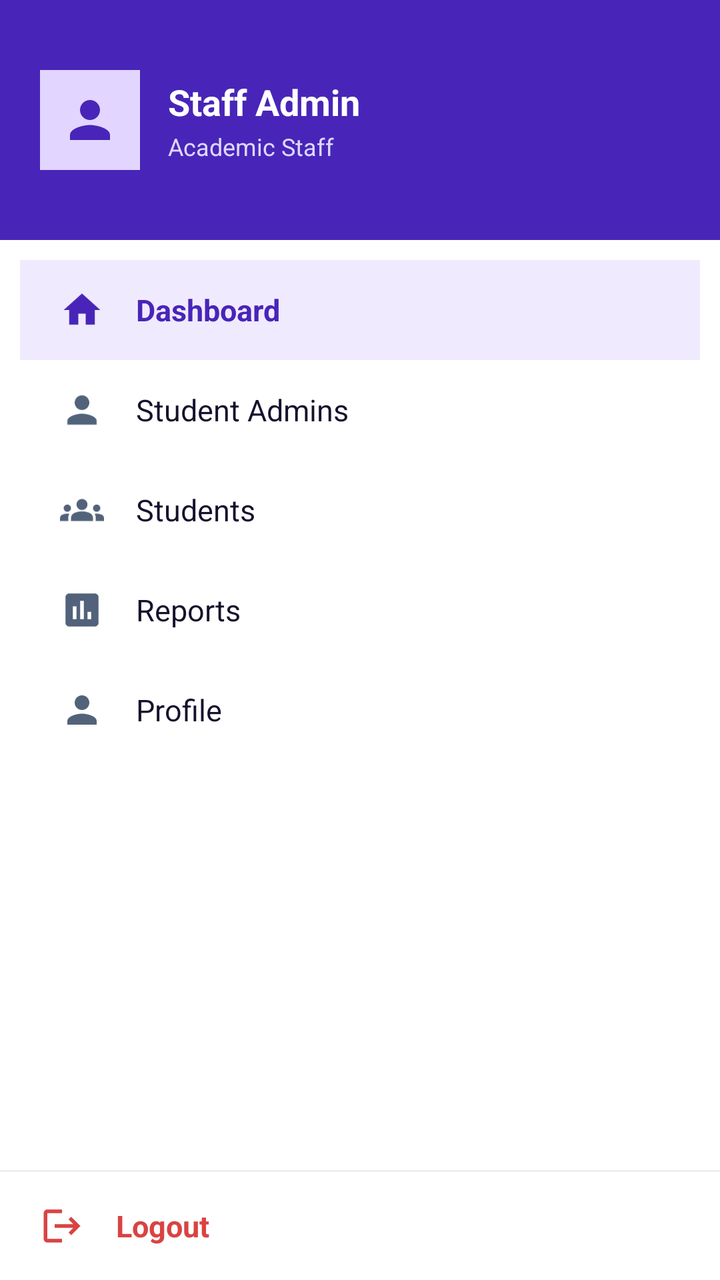
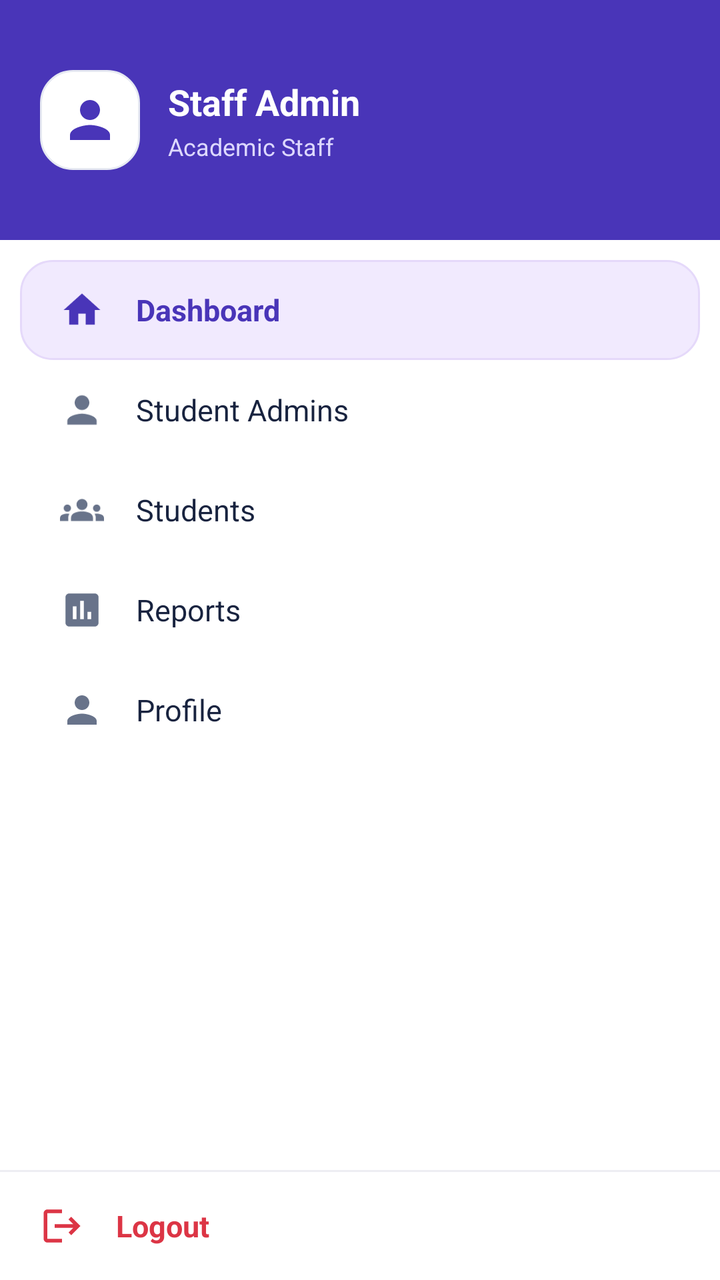

The first picture is an Android layout as it rendered before a commit; the second is the same layout after the commit. The layout source and the unified diff follow.
<!-- AndroidManifest.xml: application theme Theme.TrackPoint -->
<!-- res/layout/layout_staff_sidebar.xml -->
<?xml version="1.0" encoding="utf-8"?>

<LinearLayout xmlns:android="http://schemas.android.com/apk/res/android"
    xmlns:app="http://schemas.android.com/apk/res-auto"
    android:layout_width="280dp"
    android:layout_height="match_parent"
    android:orientation="vertical"
    android:fitsSystemWindows="true"
    android:background="#FFFFFF">

    
    <LinearLayout
        android:layout_width="match_parent"
        android:layout_height="120dp"
        android:orientation="horizontal"
        android:gravity="center_vertical"
        android:padding="20dp"
        android:background="#4825B8">

        <ImageView
            android:layout_width="50dp"
            android:layout_height="50dp"
            android:padding="10dp"
            android:src="@drawable/profile_symbol"
            app:tint="#4825B8"
            android:background="#E2D5FF"
            android:contentDescription="Staff Admin Avatar" />

        <LinearLayout
            android:layout_width="0dp"
            android:layout_height="wrap_content"
            android:layout_weight="1"
            android:orientation="vertical"
            android:paddingStart="14dp">

            <TextView
                android:layout_width="wrap_content"
                android:layout_height="wrap_content"
                android:text="Staff Admin"
                android:textColor="#FFFFFF"
                android:textSize="18sp"
                android:textStyle="bold" />

            <TextView
                android:layout_width="wrap_content"
                android:layout_height="wrap_content"
                android:layout_marginTop="2dp"
                android:text="Academic Staff"
                android:textColor="#DDD8FF"
                android:textSize="12sp" />
        </LinearLayout>

    </LinearLayout>

    
    <ScrollView
        android:layout_width="match_parent"
        android:layout_height="0dp"
        android:layout_weight="1"
        android:fillViewport="true">

        <LinearLayout
            android:layout_width="match_parent"
            android:layout_height="wrap_content"
            android:orientation="vertical"
            android:paddingTop="10dp"
            android:paddingBottom="10dp">

            
            <LinearLayout
                android:id="@+id/menuStaffDashboard"
                android:layout_width="match_parent"
                android:layout_height="50dp"
                android:gravity="center_vertical"
                android:orientation="horizontal"
                android:paddingStart="20dp"
                android:paddingEnd="20dp"
                android:layout_marginHorizontal="10dp"
                android:background="#F0EAFE"
                android:clickable="true"
                android:focusable="true">

                <ImageView
                    android:layout_width="22dp"
                    android:layout_height="22dp"
                    android:src="@drawable/ic_staff_home"
                    app:tint="#4825B8"
                    android:contentDescription="Dashboard Icon" />

                <TextView
                    android:layout_width="wrap_content"
                    android:layout_height="wrap_content"
                    android:layout_marginStart="16dp"
                    android:text="Dashboard"
                    android:textColor="#4825B8"
                    android:textSize="15sp"
                    android:textStyle="bold" />
            </LinearLayout>

            
            <LinearLayout
                android:id="@+id/menuStaffAdmins"
                android:layout_width="match_parent"
                android:layout_height="50dp"
                android:gravity="center_vertical"
                android:orientation="horizontal"
                android:paddingStart="20dp"
                android:paddingEnd="20dp"
                android:layout_marginHorizontal="10dp"
                android:clickable="true"
                android:focusable="true"
                android:background="?android:attr/selectableItemBackground">

                <ImageView
                    android:layout_width="22dp"
                    android:layout_height="22dp"
                    android:src="@drawable/ic_staff_admins"
                    app:tint="#52627A"
                    android:contentDescription="Student Admins Icon" />

                <TextView
                    android:layout_width="wrap_content"
                    android:layout_height="wrap_content"
                    android:layout_marginStart="16dp"
                    android:text="Student Admins"
                    android:textColor="#17112D"
                    android:textSize="15sp" />
            </LinearLayout>

            
            <LinearLayout
                android:id="@+id/menuStaffStudents"
                android:layout_width="match_parent"
                android:layout_height="50dp"
                android:gravity="center_vertical"
                android:orientation="horizontal"
                android:paddingStart="20dp"
                android:paddingEnd="20dp"
                android:layout_marginHorizontal="10dp"
                android:clickable="true"
                android:focusable="true"
                android:background="?android:attr/selectableItemBackground">

                <ImageView
                    android:layout_width="22dp"
                    android:layout_height="22dp"
                    android:src="@drawable/ic_staff_students"
                    app:tint="#52627A"
                    android:contentDescription="Students Icon" />

                <TextView
                    android:layout_width="wrap_content"
                    android:layout_height="wrap_content"
                    android:layout_marginStart="16dp"
                    android:text="Students"
                    android:textColor="#17112D"
                    android:textSize="15sp" />
            </LinearLayout>

            
            <LinearLayout
                android:id="@+id/menuStaffReports"
                android:layout_width="match_parent"
                android:layout_height="50dp"
                android:gravity="center_vertical"
                android:orientation="horizontal"
                android:paddingStart="20dp"
                android:paddingEnd="20dp"
                android:layout_marginHorizontal="10dp"
                android:clickable="true"
                android:focusable="true"
                android:background="?android:attr/selectableItemBackground">

                <ImageView
                    android:layout_width="22dp"
                    android:layout_height="22dp"
                    android:src="@drawable/ic_staff_reports"
                    app:tint="#52627A"
                    android:contentDescription="Reports Icon" />

                <TextView
                    android:layout_width="wrap_content"
                    android:layout_height="wrap_content"
                    android:layout_marginStart="16dp"
                    android:text="Reports"
                    android:textColor="#17112D"
                    android:textSize="15sp" />
            </LinearLayout>



            
            <LinearLayout
                android:id="@+id/menuStaffProfile"
                android:layout_width="match_parent"
                android:layout_height="50dp"
                android:gravity="center_vertical"
                android:orientation="horizontal"
                android:paddingStart="20dp"
                android:paddingEnd="20dp"
                android:layout_marginHorizontal="10dp"
                android:clickable="true"
                android:focusable="true"
                android:background="?android:attr/selectableItemBackground">

                <ImageView
                    android:layout_width="22dp"
                    android:layout_height="22dp"
                    android:src="@drawable/profile_symbol"
                    app:tint="#52627A"
                    android:contentDescription="Profile Icon" />

                <TextView
                    android:layout_width="wrap_content"
                    android:layout_height="wrap_content"
                    android:layout_marginStart="16dp"
                    android:text="Profile"
                    android:textColor="#17112D"
                    android:textSize="15sp" />
            </LinearLayout>

        </LinearLayout>
    </ScrollView>

    
    <View
        android:layout_width="match_parent"
        android:layout_height="1dp"
        android:background="#EEEEF3" />

    <LinearLayout
        android:id="@+id/menuStaffLogout"
        android:layout_width="match_parent"
        android:layout_height="54dp"
        android:gravity="center_vertical"
        android:orientation="horizontal"
        android:paddingStart="20dp"
        android:paddingEnd="20dp"
        android:clickable="true"
        android:focusable="true"
        android:background="?android:attr/selectableItemBackground">

        <ImageView
            android:layout_width="22dp"
            android:layout_height="22dp"
            android:src="@drawable/logout_symbol"
            app:tint="#D94343"
            android:contentDescription="Logout Icon" />

        <TextView
            android:layout_width="wrap_content"
            android:layout_height="wrap_content"
            android:layout_marginStart="16dp"
            android:text="Logout"
            android:textColor="#D94343"
            android:textSize="15sp"
            android:textStyle="bold" />
    </LinearLayout>

</LinearLayout>
<!-- resources referenced by this layout -->
<resources>
  <!-- drawable ic_staff_admins (drawable) -->
  <vector xmlns:android="http://schemas.android.com/apk/res/android" android:height="24dp" android:tint="#000000" android:viewportHeight="24" android:viewportWidth="24" android:width="24dp">
        
      <path android:fillColor="@android:color/white" android:pathData="M12,12c2.21,0 4,-1.79 4,-4s-1.79,-4 -4,-4 -4,1.79 -4,4 1.79,4 4,4zM12,14c-2.67,0 -8,1.34 -8,4v2h16v-2c0,-2.66 -5.33,-4 -8,-4z"/>
      
  </vector>
  <!-- drawable ic_staff_home (drawable) -->
  <vector xmlns:android="http://schemas.android.com/apk/res/android" android:height="24dp" android:tint="#000000" android:viewportHeight="24" android:viewportWidth="24" android:width="24dp">
        
      <path android:fillColor="@android:color/white" android:pathData="M10,20v-6h4v6h5v-8h3L12,3 2,12h3v8z"/>
      
  </vector>
  <!-- drawable ic_staff_reports (drawable) -->
  <vector xmlns:android="http://schemas.android.com/apk/res/android" android:height="24dp" android:tint="#000000" android:viewportHeight="24" android:viewportWidth="24" android:width="24dp">
        
      <path android:fillColor="@android:color/white" android:pathData="M19,3L5,3c-1.1,0 -2,0.9 -2,2v14c0,1.1 0.9,2 2,2h14c1.1,0 2,-0.9 2,-2L21,5c0,-1.1 -0.9,-2 -2,-2zM9,17L7,17v-7h2v7zM13,17h-2L11,7h2v10zM17,17h-2v-4h2v4z"/>
      
  </vector>
  <!-- drawable ic_staff_students (drawable) -->
  <vector xmlns:android="http://schemas.android.com/apk/res/android" android:height="24dp" android:tint="#000000" android:viewportHeight="24" android:viewportWidth="24" android:width="24dp">
        
      <path android:fillColor="@android:color/white" android:pathData="M12,12.75c1.63,0 3.07,0.39 4.24,0.9c1.08,0.48 1.76,1.56 1.76,2.73L18,18H6l0,-1.61c0,-1.18 0.68,-2.26 1.76,-2.73C8.93,13.14 10.37,12.75 12,12.75zM4,13c1.1,0 2,-0.9 2,-2c0,-1.1 -0.9,-2 -2,-2s-2,0.9 -2,2C2,12.1 2.9,13 4,13zM5.13,14.1C4.76,14.04 4.39,14 4,14c-0.99,0 -1.93,0.21 -2.78,0.58C0.48,14.9 0,15.62 0,16.43V18l4.5,0v-1.61C4.5,15.56 4.73,14.78 5.13,14.1zM20,13c1.1,0 2,-0.9 2,-2c0,-1.1 -0.9,-2 -2,-2s-2,0.9 -2,2C18,12.1 18.9,13 20,13zM24,16.43c0,-0.81 -0.48,-1.53 -1.22,-1.85C21.93,14.21 20.99,14 20,14c-0.39,0 -0.76,0.04 -1.13,0.1c0.4,0.68 0.63,1.46 0.63,2.29V18l4.5,0V16.43zM12,6c1.66,0 3,1.34 3,3c0,1.66 -1.34,3 -3,3s-3,-1.34 -3,-3C9,7.34 10.34,6 12,6z"/>
      
  </vector>
  <!-- drawable logout_symbol (drawable) -->
  <vector xmlns:android="http://schemas.android.com/apk/res/android"
      android:width="24dp"
      android:height="24dp"
      android:viewportWidth="24"
      android:viewportHeight="24"
      android:tint="#000000">
      <path
          android:fillColor="@android:color/white"
          android:pathData="M17,7l-1.41,1.41L18.17,11H8v2h10.17l-2.58,2.58L17,17l5,-5zM4,5h8V3H4c-1.1,0 -2,0.9 -2,2v14c0,1.1 0.9,2 2,2h8v-2H4V5z"/>
  </vector>
  <!-- drawable profile_symbol (drawable) -->
  <vector xmlns:android="http://schemas.android.com/apk/res/android"
      android:width="24dp"
      android:height="24dp"
      android:viewportWidth="24"
      android:viewportHeight="24"
      android:tint="#000000">
      <path
          android:fillColor="@android:color/white"
          android:pathData="M12,12c2.21,0 4,-1.79 4,-4s-1.79,-4 -4,-4 -4,1.79 -4,4 1.79,4 4,4zM12,14c-2.67,0 -8,1.34 -8,4v2h16v-2c0,-2.66 -5.33,-4 -8,-4z"/>
  </vector>
  <style name="Theme.TrackPoint" parent="Base.Theme.TrackPoint" />
  <style name="Base.Theme.TrackPoint" parent="Theme.Material3.DayNight.NoActionBar">
          
          
      </style>
</resources>

<!-- the commit's change to res/layout/layout_staff_sidebar.xml (unified diff, before → after) -->
@@ -15,15 +15,15 @@
         android:orientation="horizontal"
         android:gravity="center_vertical"
         android:padding="20dp"
-        android:background="#4825B8">
+        android:background="#4935B8">
 
         <ImageView
             android:layout_width="50dp"
             android:layout_height="50dp"
             android:padding="10dp"
             android:src="@drawable/profile_symbol"
-            app:tint="#4825B8"
-            android:background="#E2D5FF"
+            app:tint="#4935B8"
+            android:background="@drawable/action_card"
             android:contentDescription="Staff Admin Avatar" />
 
         <LinearLayout
@@ -76,7 +76,7 @@
                 android:paddingStart="20dp"
                 android:paddingEnd="20dp"
                 android:layout_marginHorizontal="10dp"
-                android:background="#F0EAFE"
+                android:background="@drawable/card_purple"
                 android:clickable="true"
                 android:focusable="true">
 
@@ -84,7 +84,7 @@
                     android:layout_width="22dp"
                     android:layout_height="22dp"
                     android:src="@drawable/ic_staff_home"
-                    app:tint="#4825B8"
+                    app:tint="#4935B8"
                     android:contentDescription="Dashboard Icon" />
 
                 <TextView
@@ -92,7 +92,7 @@
                     android:layout_height="wrap_content"
                     android:layout_marginStart="16dp"
                     android:text="Dashboard"
-                    android:textColor="#4825B8"
+                    android:textColor="#4935B8"
                     android:textSize="15sp"
                     android:textStyle="bold" />
             </LinearLayout>
@@ -115,7 +115,7 @@
                     android:layout_width="22dp"
                     android:layout_height="22dp"
                     android:src="@drawable/ic_staff_admins"
-                    app:tint="#52627A"
+                    app:tint="#68738A"
                     android:contentDescription="Student Admins Icon" />
 
                 <TextView
@@ -123,7 +123,7 @@
                     android:layout_height="wrap_content"
                     android:layout_marginStart="16dp"
                     android:text="Student Admins"
-                    android:textColor="#17112D"
+                    android:textColor="#18233F"
                     android:textSize="15sp" />
             </LinearLayout>
 
@@ -145,7 +145,7 @@
                     android:layout_width="22dp"
                     android:layout_height="22dp"
                     android:src="@drawable/ic_staff_students"
-                    app:tint="#52627A"
+                    app:tint="#68738A"
                     android:contentDescription="Students Icon" />
 
                 <TextView
@@ -153,7 +153,7 @@
                     android:layout_height="wrap_content"
                     android:layout_marginStart="16dp"
                     android:text="Students"
-                    android:textColor="#17112D"
+                    android:textColor="#18233F"
                     android:textSize="15sp" />
             </LinearLayout>
 
@@ -175,7 +175,7 @@
                     android:layout_width="22dp"
                     android:layout_height="22dp"
                     android:src="@drawable/ic_staff_reports"
-                    app:tint="#52627A"
+                    app:tint="#68738A"
                     android:contentDescription="Reports Icon" />
 
                 <TextView
@@ -183,11 +183,9 @@
                     android:layout_height="wrap_content"
                     android:layout_marginStart="16dp"
                     android:text="Reports"
-                    android:textColor="#17112D"
-                    android:textSize="15sp" />
-            </LinearLayout>
-
-
+                    android:textColor="#18233F"
+                    android:textSize="15sp" />
+            </LinearLayout>
 
             
             <LinearLayout
@@ -207,7 +205,7 @@
                     android:layout_width="22dp"
                     android:layout_height="22dp"
                     android:src="@drawable/profile_symbol"
-                    app:tint="#52627A"
+                    app:tint="#68738A"
                     android:contentDescription="Profile Icon" />
 
                 <TextView
@@ -215,7 +213,7 @@
                     android:layout_height="wrap_content"
                     android:layout_marginStart="16dp"
                     android:text="Profile"
-                    android:textColor="#17112D"
+                    android:textColor="#18233F"
                     android:textSize="15sp" />
             </LinearLayout>
 
@@ -244,7 +242,7 @@
             android:layout_width="22dp"
             android:layout_height="22dp"
             android:src="@drawable/logout_symbol"
-            app:tint="#D94343"
+            app:tint="#DC3545"
             android:contentDescription="Logout Icon" />
 
         <TextView
@@ -252,7 +250,7 @@
             android:layout_height="wrap_content"
             android:layout_marginStart="16dp"
             android:text="Logout"
-            android:textColor="#D94343"
+            android:textColor="#DC3545"
             android:textSize="15sp"
             android:textStyle="bold" />
     </LinearLayout>
<!-- resource entries referenced after the edit -->
@@ -1,5 +1,17 @@
 <!-- resources referenced by this layout -->
 <resources>
+  <!-- drawable action_card (drawable) -->
+  <shape xmlns:android="http://schemas.android.com/apk/res/android">
+      <solid android:color="#FFFFFF"/>
+      <stroke android:width="1dp" android:color="#E6E9F2"/>
+      <corners android:radius="16dp"/>
+  </shape>
+  <!-- drawable card_purple (drawable) -->
+  <shape xmlns:android="http://schemas.android.com/apk/res/android">
+      <solid android:color="#F1EAFE"/>
+      <stroke android:width="1dp" android:color="#E5D9FA"/>
+      <corners android:radius="16dp"/>
+  </shape>
   <!-- drawable ic_staff_admins (drawable) -->
   <vector xmlns:android="http://schemas.android.com/apk/res/android" android:height="24dp" android:tint="#000000" android:viewportHeight="24" android:viewportWidth="24" android:width="24dp">
         
